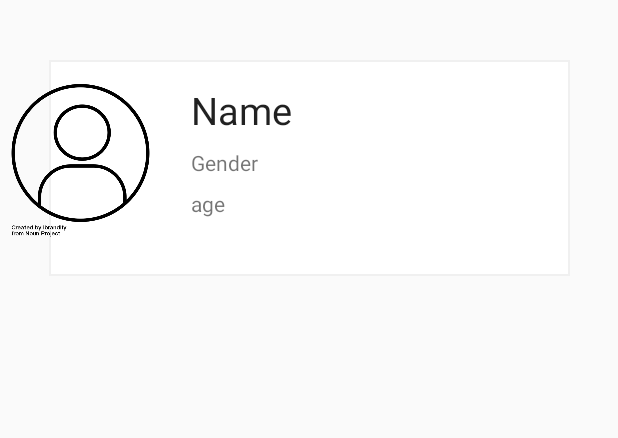
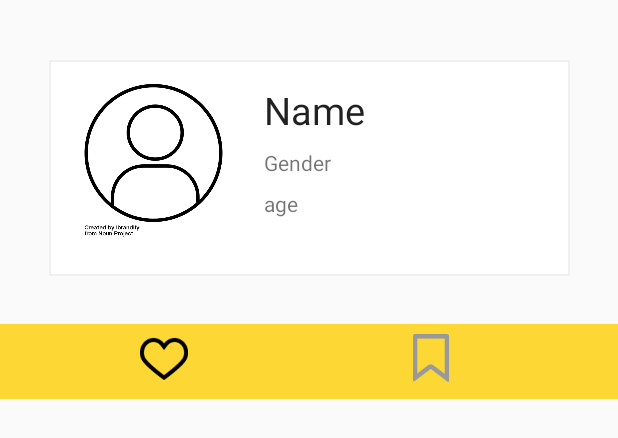
Before and after one commit to hkim00/moves, an Android app: the layout activity_profile.xml on its own in the app's theme, with its tools: preview values and no code run, on a phone screen of 412 x 824 dp. Shown: the top 438 px of the screen. Run offline under Robolectric (Android 15) with nearby library versions, the phone set to English and light mode, and no system bars.

Commit message:
Profile Activity and Adapter

```diff
--- a/app/build.gradle
+++ b/app/build.gradle
@@ -46,4 +46,8 @@ dependencies {
 
     implementation 'org.parceler:parceler-api:1.1.12'
     annotationProcessor 'org.parceler:parceler:1.1.12'
+
+    implementation 'com.github.bumptech.glide:glide:4.8.0'
+    // Glide v4 uses this new annotation processor -- see https://bumptech.github.io/glide/doc/generatedapi.html
+    annotationProcessor 'com.github.bumptech.glide:compiler:4.9.0'
 }
--- a/app/src/main/res/layout/activity_profile.xml
+++ b/app/src/main/res/layout/activity_profile.xml
@@ -4,7 +4,7 @@
     xmlns:tools="http://schemas.android.com/tools"
     android:layout_width="match_parent"
     android:layout_height="match_parent"
-    tools:context=".models.ProfileActivity">
+    tools:context=".ProfileActivity">
 
     <ImageView
         android:id="@+id/ivOutline"
@@ -23,10 +23,11 @@
         android:id="@+id/ivProfilePic"
         android:layout_width="107dp"
         android:layout_height="107dp"
+        android:layout_marginStart="16dp"
         android:layout_marginTop="16dp"
         android:src="@drawable/profilepic"
-        app:layout_constraintTop_toTopOf="@id/ivOutline"
-        tools:layout_editor_absoluteX="46dp" />
+        app:layout_constraintStart_toStartOf="@id/ivOutline"
+        app:layout_constraintTop_toTopOf="@id/ivOutline" />
 
     <TextView
         android:id="@+id/tvName"
@@ -60,5 +61,77 @@
         app:layout_constraintStart_toEndOf="@id/ivProfilePic"
         app:layout_constraintTop_toBottomOf="@id/tvGender" />
 
+    <View
+        android:id="@+id/view"
+        android:layout_width="wrap_content"
+        android:layout_height="50dp"
+        android:layout_marginTop="216dp"
+        android:background="#FDD835"
+        app:layout_constraintEnd_toEndOf="parent"
+        app:layout_constraintHorizontal_bias="0.0"
+        app:layout_constraintStart_toStartOf="parent"
+        app:layout_constraintTop_toTopOf="parent" />
+
+    <ImageView
+        android:id="@+id/ivFavorites"
+        android:layout_width="32dp"
+        android:layout_height="32dp"
+        app:layout_constraintBottom_toBottomOf="@id/view"
+        app:layout_constraintEnd_toEndOf="@+id/btnFavorites"
+        app:layout_constraintStart_toStartOf="@+id/btnFavorites"
+        app:layout_constraintTop_toTopOf="@+id/view"
+        app:layout_constraintVertical_bias="0.388"
+        app:srcCompat="@drawable/ufi_heart" />
+
+    <Button
+        android:id="@+id/btnFavorites"
+        style="@style/Widget.AppCompat.Button.Borderless"
+        android:layout_width="50dp"
+        android:layout_height="wrap_content"
+        android:layout_marginStart="84dp"
+        app:layout_constraintBottom_toBottomOf="@+id/view2"
+        app:layout_constraintStart_toStartOf="@id/view"
+        app:layout_constraintTop_toTopOf="@+id/view" />
+
+    <ImageView
+        android:id="@+id/ivSaved"
+        android:layout_width="32dp"
+        android:layout_height="32dp"
+        android:background="#000E0E0E"
+        app:layout_constraintBottom_toBottomOf="@id/view"
+        app:layout_constraintEnd_toEndOf="@+id/btnSaved"
+        app:layout_constraintStart_toStartOf="@+id/btnSaved"
+        app:layout_constraintTop_toTopOf="@+id/view"
+        app:layout_constraintVertical_bias="0.388"
+        app:srcCompat="@drawable/ufi_save" />
+
+    <Button
+        android:id="@+id/btnSaved"
+        style="@style/Widget.AppCompat.Button.Borderless"
+        android:layout_width="50dp"
+        android:layout_height="wrap_content"
+        android:layout_marginStart="128dp"
+        app:layout_constraintBottom_toBottomOf="@+id/view2"
+        app:layout_constraintStart_toEndOf="@id/btnFavorites"
+
+        app:layout_constraintTop_toTopOf="@+id/view" />
+
+    <androidx.recyclerview.widget.RecyclerView
+        android:id="@+id/rvFavorites"
+        android:layout_width="395dp"
+        android:layout_height="449dp"
+        android:layout_marginStart="8dp"
+        android:layout_marginTop="8dp"
+        app:layout_constraintStart_toStartOf="parent"
+        app:layout_constraintTop_toBottomOf="@+id/view" />
+
+    <androidx.recyclerview.widget.RecyclerView
+        android:id="@+id/rvSaved"
+        android:layout_width="395dp"
+        android:layout_height="449dp"
+        android:layout_marginStart="8dp"
+        android:layout_marginTop="8dp"
+        app:layout_constraintStart_toStartOf="parent"
+        app:layout_constraintTop_toBottomOf="@+id/view" />
 
 </androidx.constraintlayout.widget.ConstraintLayout>
```
Also changed, not shown: app/src/main/java/com/hkim00/moves/ProfileActivity.java (added, +55 -0 lines), app/src/main/java/com/hkim00/moves/adapters/ProfileAdapter.java (added, +88 -0 lines), app/src/main/java/com/hkim00/moves/models/ProfileActivity.java (deleted, +0 -16 lines), app/src/main/res/drawable/ufi_save.png (added).
